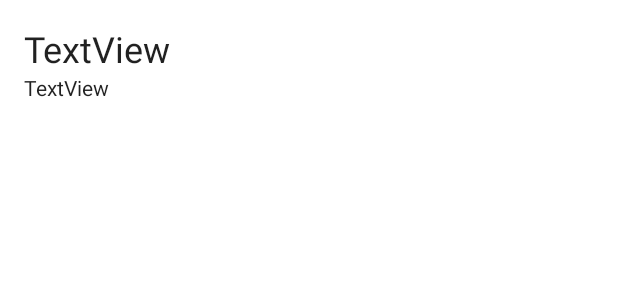
After one commit to SaranshBaniyal/TeamRogueFrostHack, an Android app: the layout item_view.xml on its own in the app's theme, with its tools: preview values and no code run, on a phone screen of 412 x 824 dp. The commit adds this screen. Shown: the top 300 px of the screen. Run offline under Robolectric (Android 15) with nearby library versions, the phone set to English and light mode, and no system bars; network calls fail.

Commit message:
App: Recycler View

```diff
--- a/frost-hack-app/Android_studio/app/build.gradle
+++ b/frost-hack-app/Android_studio/app/build.gradle
@@ -49,5 +49,7 @@ dependencies {
     androidTestImplementation 'androidx.test.espresso:espresso-core:3.5.1'
 
     implementation 'com.squareup.okhttp3:okhttp:4.10.0'
-
+    implementation 'com.squareup.retrofit2:retrofit:2.9.0'
+    implementation 'com.squareup.retrofit2:converter-gson:2.9.0'
+    implementation 'androidx.recyclerview:recyclerview:1.2.1'
 }
--- /dev/null
+++ b/frost-hack-app/Android_studio/app/src/main/java/com/example/startup/Mydata.kt
@@ -0,0 +1,3 @@
+package com.example.startup
+
+data class Mydata(val date: String, val entry: String, val label: String)
--- /dev/null
+++ b/frost-hack-app/Android_studio/app/src/main/java/com/example/startup/User.kt
@@ -0,0 +1,3 @@
+package com.example.startup
+
+data class User(val username: String, val date: String)
--- /dev/null
+++ b/frost-hack-app/Android_studio/app/src/main/res/layout/item_view.xml
@@ -0,0 +1,22 @@
+<?xml version="1.0" encoding="utf-8"?>
+<LinearLayout xmlns:android="http://schemas.android.com/apk/res/android"
+    android:orientation="vertical"
+    android:layout_width="match_parent"
+    android:layout_height="wrap_content"
+    android:padding="16dp"
+    android:gravity="center_vertical">
+
+    <TextView
+        style="@style/TextAppearance.AppCompat.Headline"
+        android:id="@+id/txttitle"
+        android:layout_width="match_parent"
+        android:layout_height="wrap_content"
+        android:text="TextView" />
+
+    <TextView
+        style="@style/TextAppearance.AppCompat.Body1"
+        android:id="@+id/txtdescription"
+        android:layout_width="match_parent"
+        android:layout_height="wrap_content"
+        android:text="TextView" />
+</LinearLayout>
```
Also changed, not shown: frost-hack-app/Android_studio/app/src/main/AndroidManifest.xml (+7 -7 lines), frost-hack-app/Android_studio/app/src/main/java/com/example/startup/MainActivity.kt (+59 -33 lines), frost-hack-app/Android_studio/app/src/main/java/com/example/startup/MyAPI.kt (added, +11 -0 lines), frost-hack-app/Android_studio/app/src/main/java/com/example/startup/MyAdapter.kt (added, +32 -0 lines), frost-hack-app/Android_studio/app/src/main/res/layout/activity_main.xml (+3 -26 lines).
